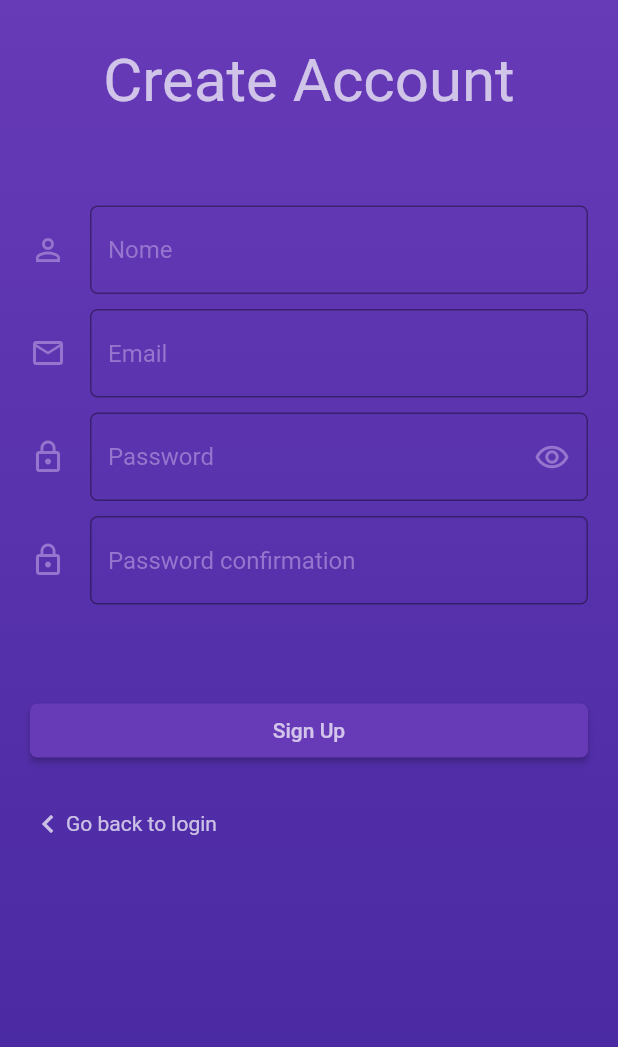
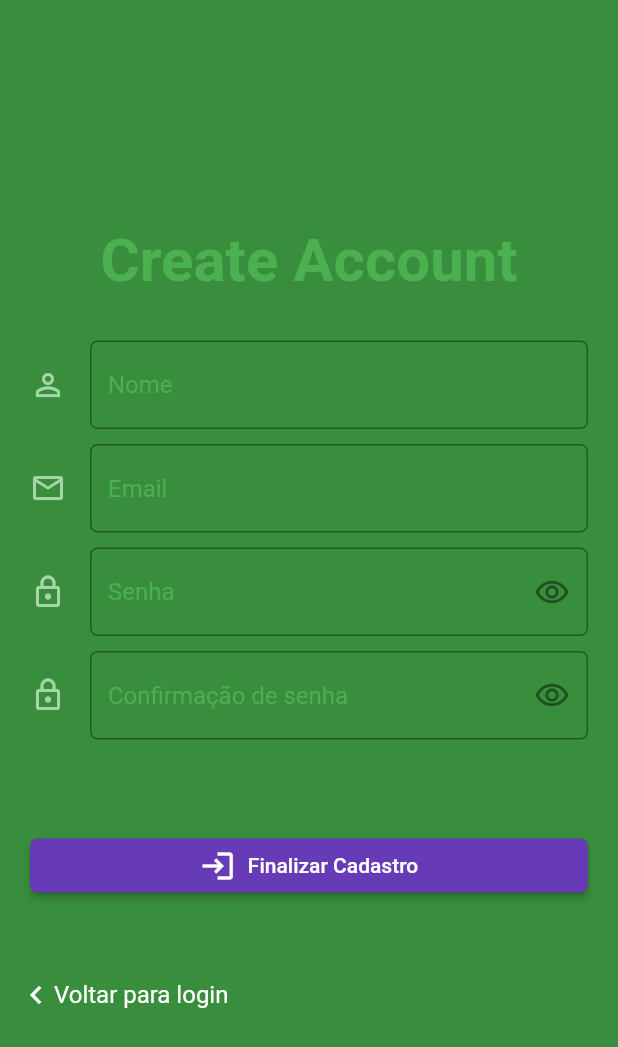
Before and after one commit to MarthinKorb/flutter_login_application, a Flutter app: the CreateAccount screen opened directly, on a phone screen of 412 x 824 dp. Shown: the top 1047 px of the screen. Run offline on Flutter 3.47's test engine with Material 2 defaults, Android fonts, the phone set to English and light mode, and no system bars; our stand-ins replace shared_preferences; accounts and stored records are empty.

Commit message:
Refactoring
Building AllertDialodComp;
Building input to use as password field or any other type;
Changing file locations of ProductsList

```diff
--- a/lib/components/inputForm.dart
+++ b/lib/components/inputForm.dart
@@ -1,6 +1,6 @@
 import 'package:flutter/material.dart';
 
-class InputForm extends StatelessWidget {
+class InputForm extends StatefulWidget {
   final String title;
   final IconData icon;
   final TextEditingController controller;
@@ -8,6 +8,9 @@ class InputForm extends StatelessWidget {
   final dynamic textColor;
   final Color hintColor;
   final Color iconColor;
+  final IconData suffixIcon;
+
+  final bool isPasswordType;
 
   InputForm({
     this.title,
@@ -17,21 +20,39 @@ class InputForm extends StatelessWidget {
     this.textColor,
     this.hintColor,
     this.iconColor,
+    this.suffixIcon,
+    this.isPasswordType,
   });
+
+  @override
+  _InputFormState createState() => _InputFormState();
+}
+
+class _InputFormState extends State<InputForm> {
+  bool _obscureText = true;
+  bool isPasswordType;
 
   @override
   Widget build(BuildContext context) {
     return Container(
       child: inputForm(
-        title: title,
-        icon: icon,
-        controller: controller,
-        keyboardType: keyboardType,
-        textColor: textColor,
-        hintColor: hintColor,
-        iconColor: iconColor,
+        title: widget.title,
+        icon: widget.icon,
+        controller: widget.controller,
+        keyboardType: widget.keyboardType,
+        textColor: widget.textColor,
+        hintColor: widget.hintColor,
+        iconColor: widget.iconColor,
+        suffixIcon: widget.suffixIcon,
+        isPasswordType: widget.isPasswordType,
       ),
     );
+  }
+
+  void toggleObscureText() {
+    setState(() {
+      _obscureText = !_obscureText;
+    });
   }
 
   TextFormField inputForm({
@@ -42,11 +63,15 @@ class InputForm extends StatelessWidget {
     Color textColor,
     Color hintColor,
     Color iconColor,
+    IconData suffixIcon,
+    bool isPasswordType = false,
   }) {
-    return TextFormField(
+    return !isPasswordType
+        ? TextFormField(
             textInputAction: TextInputAction.next,
             controller: controller,
             style: TextStyle(color: textColor),
+            // obscureText: _obscureText,
             decoration: InputDecoration(
               hintText: title,
               hintStyle: TextStyle(
@@ -67,6 +92,40 @@ class InputForm extends StatelessWidget {
               }
               return null;
             },
+          )
+        : TextFormField(
+            textInputAction: TextInputAction.next,
+            controller: controller,
+            style: TextStyle(color: textColor),
+            obscureText: _obscureText,
+            decoration: InputDecoration(
+              hintText: title,
+              hintStyle: TextStyle(
+                color: hintColor,
+              ),
+              suffixIcon: InkWell(
+                onTap: () {
+                  toggleObscureText();
+                },
+                child: _obscureText
+                    ? Icon(suffixIcon)
+                    : Icon(Icons.visibility_off_outlined),
+              ),
+              icon: Icon(
+                icon,
+                color: iconColor,
+              ),
+              border: const OutlineInputBorder(
+                borderRadius: const BorderRadius.all(Radius.circular(5)),
+              ),
+            ),
+            keyboardType: keyboardType,
+            validator: (value) {
+              if (value.isEmpty) {
+                return 'Preencha o campo de $title';
+              }
+              return null;
+            },
           );
   }
 }
--- a/lib/pages/create_account.dart
+++ b/lib/pages/create_account.dart
@@ -1,8 +1,10 @@
 import 'package:flutter/material.dart';
 import 'dart:convert';
 import 'package:flutter_login_application/components/alert_dialog_comp.dart';
+import 'package:flutter_login_application/components/inputForm.dart';
 import 'package:flutter_login_application/pages/login_page.dart';
 import 'package:flutter_login_application/utils/constants.dart';
+import 'package:flutter_login_application/utils/theme_color.dart';
 import 'package:http/http.dart' as http;
 
 class CreateAccount extends StatefulWidget {
@@ -33,24 +35,16 @@ class _CreateAccountState extends State<CreateAccount> {
     );
 
     if (response.statusCode == 201) {
-      setState(() {
-        _isLoading = false;
-
+      nameController.clear();
+      emailController.clear();
+      passwordController.clear();
+      passwordConfirmationController.clear();
       showDialog(
         context: context,
-          child: AlertDialog(
-            title: Container(
-              child: Row(
-                children: [
-                  Icon(
-                    Icons.check,
-                    color: Colors.green,
-                  ),
-                  Text('Aviso'),
-                ],
-              ),
-            ),
-            content: Container(
+        child: AlertDialogComp(
+          icon: Icons.done_all_outlined,
+          iconColor: ThemeColor.successColor,
+          title: 'Aviso',
           child: Column(
             mainAxisSize: MainAxisSize.min,
             children: [
@@ -59,21 +53,11 @@ class _CreateAccountState extends State<CreateAccount> {
               Text('Faça o login para acessar o app...'),
             ],
           ),
-            ),
-            actions: [
-              FlatButton(
-                color: Colors.deepPurple,
-                onPressed: () {
-                  Navigator.of(context).pushAndRemoveUntil(
-                      MaterialPageRoute(
-                          builder: (BuildContext context) => LoginPage()),
-                      (route) => false);
-                },
-                child: Text('Ok'),
-              ),
-            ],
+          pageToRedirect: LoginPage(),
         ),
       );
+      setState(() {
+        _isLoading = false;
       });
     } else {
       setState(() {
@@ -83,7 +67,11 @@ class _CreateAccountState extends State<CreateAccount> {
       showDialog(
         context: context,
         child: AlertDialogComp(
-            title: 'Alerta', child: Text('Erro ao fazer o cadastro.')),
+          title: 'Alerta',
+          child: Text('Erro ao fazer o cadastro.'),
+          icon: Icons.warning,
+          iconColor: ThemeColor.warningColor,
+        ),
       );
     }
   }
@@ -91,24 +79,21 @@ class _CreateAccountState extends State<CreateAccount> {
   @override
   Widget build(BuildContext context) {
     return Scaffold(
-      body: Container(
-        decoration: BoxDecoration(
-          gradient: LinearGradient(
-            colors: [
-              Colors.deepPurple[500],
-              Colors.deepPurple[800],
-            ],
-            begin: Alignment.topCenter,
-            end: Alignment.bottomCenter,
+      backgroundColor: ThemeColor.canvasColor[700],
+      body: SingleChildScrollView(
+        padding: EdgeInsets.only(top: 30),
+        child: _isLoading
+            ? Container(
+                height: MediaQuery.of(context).size.height,
+                child: Center(
+                  child: CircularProgressIndicator(
+                    backgroundColor: ThemeColor.canvasColor[200],
                   ),
                 ),
-        child: _isLoading
-            ? Center(
-                child: CircularProgressIndicator(
-                  backgroundColor: Colors.white10,
-                ),
               )
-            : ListView(
+            : Column(
+                mainAxisAlignment: MainAxisAlignment.spaceAround,
+                crossAxisAlignment: CrossAxisAlignment.center,
                 children: [
                   headerSection(),
                   textSection(),
@@ -128,13 +113,15 @@ class _CreateAccountState extends State<CreateAccount> {
 
   Container headerSection() {
     return Container(
-      padding: EdgeInsets.only(top: 30),
+      padding: EdgeInsets.only(top: 120),
       child: Center(
         child: Text(
           'Create Account',
           style: TextStyle(
-            color: Colors.white70,
+            color: ThemeColor.canvasColor[500],
             fontSize: 40,
+            fontWeight: FontWeight.bold,
+            textBaseline: TextBaseline.alphabetic,
           ),
         ),
       ),
@@ -144,117 +131,59 @@ class _CreateAccountState extends State<CreateAccount> {
   Container textSection() {
     return Container(
       padding: EdgeInsets.symmetric(horizontal: 20, vertical: 30),
-      margin: EdgeInsets.only(top: 30),
       child: Column(
         children: [
           Form(
             key: _formKey,
             child: Column(
               children: [
-                inputForm('Nome', Icons.person_outline, nameController),
+                InputForm(
+                  title: 'Nome',
+                  icon: Icons.person_outline,
+                  controller: nameController,
+                  textColor: ThemeColor.canvasColor[200],
+                  hintColor: ThemeColor.primaryColor,
+                  iconColor: ThemeColor.canvasColor[200],
+                  isPasswordType: false,
+                ),
                 SizedBox(height: 10),
-                inputForm('Email', Icons.email_outlined, emailController),
+                InputForm(
+                  title: 'Email',
+                  icon: Icons.email_outlined,
+                  controller: emailController,
+                  keyboardType: TextInputType.emailAddress,
+                  textColor: ThemeColor.canvasColor[200],
+                  hintColor: ThemeColor.primaryColor,
+                  iconColor: ThemeColor.canvasColor[200],
+                  isPasswordType: false,
+                ),
                 SizedBox(height: 10),
-                inputFormWithObscure(
-                    'Password', Icons.lock_outline, passwordController,
-                    suffixIcon: Icons.remove_red_eye_outlined),
+                InputForm(
+                  title: 'Senha',
+                  icon: Icons.lock_outline,
+                  controller: passwordController,
+                  suffixIcon: Icons.remove_red_eye_outlined,
+                  textColor: ThemeColor.canvasColor[200],
+                  hintColor: ThemeColor.primaryColor,
+                  iconColor: ThemeColor.canvasColor[200],
+                  isPasswordType: true,
+                ),
                 SizedBox(height: 10),
-                inputFormWithObscure('Password confirmation',
-                    Icons.lock_outline, passwordConfirmationController),
+                InputForm(
+                  title: 'Confirmação de senha',
+                  icon: Icons.lock_outline,
+                  controller: passwordConfirmationController,
+                  textColor: ThemeColor.canvasColor[200],
+                  hintColor: ThemeColor.primaryColor,
+                  iconColor: ThemeColor.canvasColor[200],
+                  isPasswordType: true,
+                  suffixIcon: Icons.remove_red_eye_outlined,
+                ),
               ],
             ),
           )
         ],
       ),
-    );
-  }
-
-  TextFormField inputForm(String title, IconData icon, controller,
-      {IconData suffixIcon}) {
-    void toggleObscureText() {
-      setState(() {
-        _obscureText = !_obscureText;
-      });
-    }
-
-    return TextFormField(
-      textInputAction: TextInputAction.next,
-      controller: controller,
-      style: TextStyle(color: Colors.white54),
-      decoration: InputDecoration(
-        hintText: title,
-        hintStyle: TextStyle(
-          color: Colors.deepPurple[300],
-        ),
-        icon: Icon(
-          icon,
-          color: Colors.deepPurple[300],
-        ),
-        border: const OutlineInputBorder(
-          borderRadius: const BorderRadius.all(Radius.circular(5)),
-        ),
-        suffixIcon: IconButton(
-          icon: Icon(
-            suffixIcon,
-            color: Colors.deepPurple[300],
-          ),
-          onPressed: () {
-            toggleObscureText();
-          },
-        ),
-      ),
-      keyboardType: TextInputType.emailAddress,
-      validator: (value) {
-        if (value.isEmpty) {
-          return 'Preencha o campo de $title';
-        }
-        return null;
-      },
-    );
-  }
-
-  TextFormField inputFormWithObscure(String title, IconData icon, controller,
-      {IconData suffixIcon}) {
-    void toggleObscureText() {
-      setState(() {
-        _obscureText = !_obscureText;
-      });
-    }
-
-    return TextFormField(
-      textInputAction: TextInputAction.next,
-      controller: controller,
-      obscureText: _obscureText,
-      style: TextStyle(color: Colors.white54),
-      decoration: InputDecoration(
-        hintText: title,
-        hintStyle: TextStyle(
-          color: Colors.deepPurple[300],
-        ),
-        icon: Icon(
-          icon,
-          color: Colors.deepPurple[300],
-        ),
-        border: const OutlineInputBorder(
-          borderRadius: const BorderRadius.all(Radius.circular(5)),
-        ),
-        suffixIcon: IconButton(
-          icon: Icon(
-            suffixIcon,
-            color: Colors.deepPurple[300],
-          ),
-          onPressed: () {
-            toggleObscureText();
-          },
-        ),
-      ),
-      keyboardType: TextInputType.emailAddress,
-      validator: (value) {
-        if (value.isEmpty) {
-          return 'Preencha o campo de $title';
-        }
-        return null;
-      },
     );
   }
 
@@ -284,58 +213,29 @@ class _CreateAccountState extends State<CreateAccount> {
     );
   }
 
-  TextFormField txtPassword(String title, IconData icon) {
-    void toggleObscureText() {
-      setState(() {
-        _obscureText = !_obscureText;
-      });
-    }
-
-    return TextFormField(
-      textInputAction: TextInputAction.next,
-      obscureText: _obscureText,
-      controller: passwordController,
-      style: TextStyle(color: Colors.white),
-      decoration: InputDecoration(
-        icon: Icon(
-          icon,
-          color: Colors.deepPurple,
+  Container buttonSection() {
+    return Container(
+        padding: EdgeInsets.symmetric(horizontal: 20),
+        margin: EdgeInsets.only(top: 30, bottom: 50),
+        child: RaisedButton(
+          splashColor: ThemeColor.canvasColor[100],
+          child: Row(
+            mainAxisAlignment: MainAxisAlignment.center,
+            children: [
+              Icon(
+                Icons.login,
+                color: ThemeColor.secundaryColor,
               ),
-        border: const OutlineInputBorder(),
-        hintText: title,
-        hintStyle: TextStyle(color: Colors.white70),
-        suffixIcon: IconButton(
-          icon: Icon(
-            Icons.remove_red_eye,
-            color: Colors.deepPurple,
-          ),
-          onPressed: () {
-            toggleObscureText();
-          },
+              Padding(
+                padding: const EdgeInsets.only(left: 8.0),
+                child: Text(
+                  'Finalizar Cadastro',
+                  style: TextStyle(
+                    color: ThemeColor.secundaryColor,
                   ),
                 ),
-      keyboardType: TextInputType.multiline,
-      validator: (value) {
-        if (value.isEmpty) {
-          return 'Preencha o campo de $title.';
-        }
-        return null;
-      },
-    );
-  }
-
-  Container buttonSection() {
-    return Container(
-        width: MediaQuery.of(context).size.width,
-        padding: EdgeInsets.symmetric(horizontal: 20),
-        margin: EdgeInsets.only(top: 30),
-        child: RaisedButton(
-          splashColor: Colors.purple,
-          child: Text(
-            'Sign Up',
-            style: TextStyle(
-              color: Colors.white70,
               ),
+            ],
           ),
           shape: RoundedRectangleBorder(borderRadius: BorderRadius.circular(5)),
           color: Colors.deepPurple,
@@ -363,21 +263,21 @@ class _CreateAccountState extends State<CreateAccount> {
 
   Container goBackSection() {
     return Container(
-      height: 50,
-      width: MediaQuery.of(context).size.width,
-      padding: EdgeInsets.symmetric(horizontal: 20),
-      alignment: Alignment.bottomLeft,
+      padding: EdgeInsets.only(left: 12),
       child: Row(
         mainAxisAlignment: MainAxisAlignment.start,
         children: [
           Icon(
             Icons.keyboard_arrow_left_outlined,
-            color: Colors.white70,
+            color: ThemeColor.secundaryColor,
           ),
           InkWell(
             child: Text(
-              'Go back to login',
-              style: TextStyle(color: Colors.white70),
+              'Voltar para login',
+              style: TextStyle(
+                color: ThemeColor.secundaryColor,
+                fontSize: 16,
+              ),
             ),
             onTap: () {
               Navigator.of(context).pushAndRemoveUntil(
--- a/lib/pages/user_pages/home_page.dart
+++ b/lib/pages/user_pages/home_page.dart
@@ -1,6 +1,6 @@
 import 'package:flutter/material.dart';
 import 'package:flutter_login_application/components/horizontal_list_view.dart';
-import 'package:flutter_login_application/components/products_list.dart';
+import 'package:flutter_login_application/pages/user_pages/products_list.dart';
 import 'package:flutter_login_application/pages/user_pages/product_form.dart';
 import 'package:flutter_login_application/services/product_service.dart';
 import 'package:flutter_login_application/utils/theme_color.dart';
```
Also changed, not shown: lib/components/alert_dialog_comp.dart (+7 -2 lines), lib/pages/login_page.dart (+8 -55 lines), lib/pages/user_pages/products_list.dart (renamed from lib/components/products_list.dart). Lines whose indentation alone changed are shown as unchanged.
